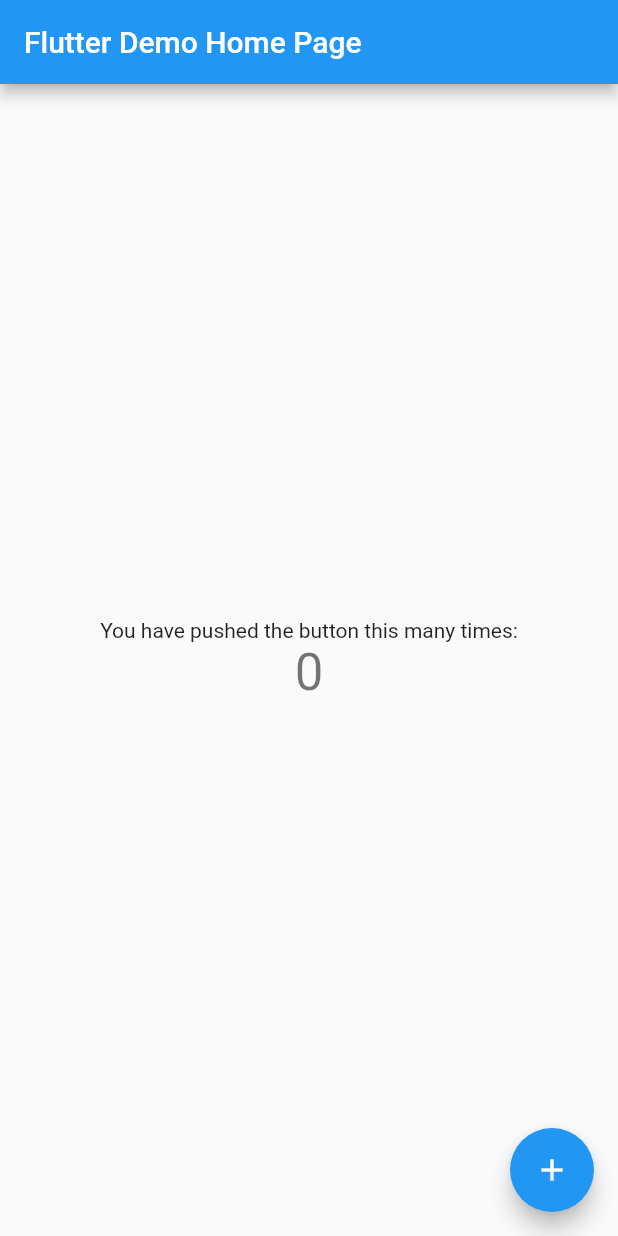
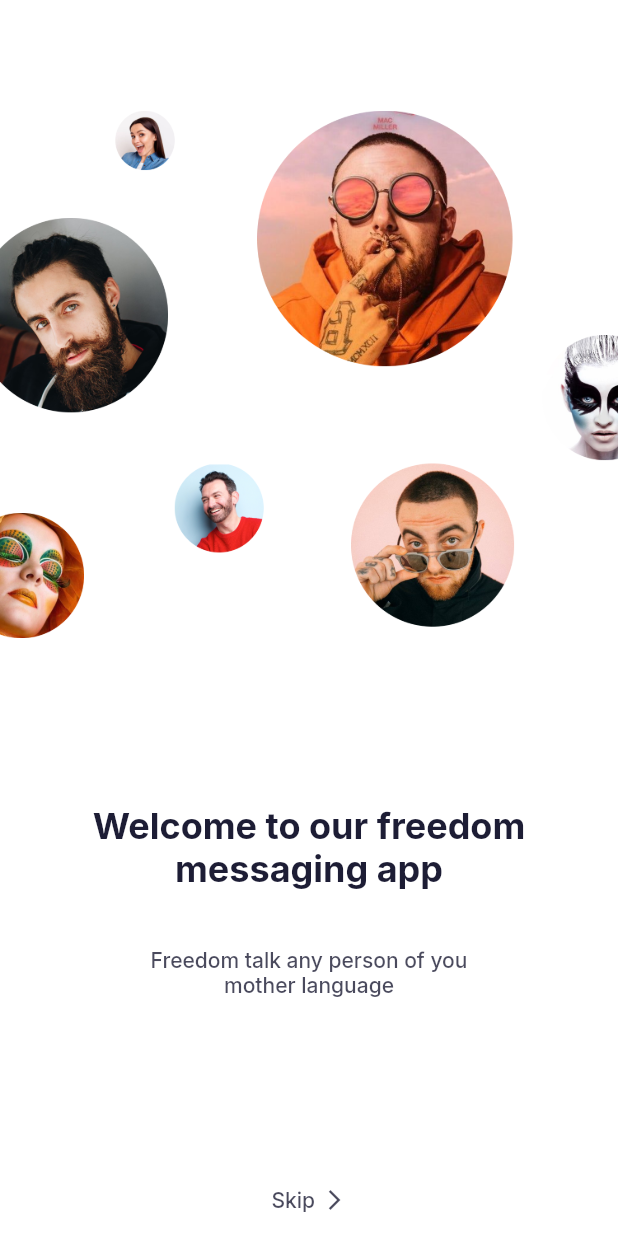
Before and after one commit to shindejayesharun/flutter_chat_app, a Flutter app: the screen it shows after launch, on a phone screen of 412 x 824 dp. Run offline on Flutter 3.47's test engine with Material 2 defaults, Android fonts, the phone set to English and light mode, and no system bars; our stand-ins replace google_fonts.

Commit message:
welcome screen added

```diff
--- a/lib/main.dart
+++ b/lib/main.dart
@@ -1,4 +1,6 @@
 import 'package:flutter/material.dart';
+import 'file:///C:/disk/project/flutter/flutter_chat_app/flutter_chat_app/lib/screens/welcome/welcome.dart';
+import 'package:flutter_chat_app/theme.dart';
 
 void main() {
   runApp(MyApp());
@@ -10,104 +12,10 @@ class MyApp extends StatelessWidget {
   Widget build(BuildContext context) {
     return MaterialApp(
       title: 'Flutter Demo',
-      theme: ThemeData(
-        // This is the theme of your application.
-        //
-        // Try running your application with "flutter run". You'll see the
-        // application has a blue toolbar. Then, without quitting the app, try
-        // changing the primarySwatch below to Colors.green and then invoke
-        // "hot reload" (press "r" in the console where you ran "flutter run",
-        // or simply save your changes to "hot reload" in a Flutter IDE).
-        // Notice that the counter didn't reset back to zero; the application
-        // is not restarted.
-        primarySwatch: Colors.blue,
-      ),
-      home: MyHomePage(title: 'Flutter Demo Home Page'),
+      debugShowCheckedModeBanner: false,
+      theme: lightThemeData(context),
+      darkTheme: darkThemeData(context),
+      home: WelcomeScreen(),
     );
   }
 }
-
-class MyHomePage extends StatefulWidget {
-  MyHomePage({Key key, this.title}) : super(key: key);
-
-  // This widget is the home page of your application. It is stateful, meaning
-  // that it has a State object (defined below) that contains fields that affect
-  // how it looks.
-
-  // This class is the configuration for the state. It holds the values (in this
-  // case the title) provided by the parent (in this case the App widget) and
-  // used by the build method of the State. Fields in a Widget subclass are
-  // always marked "final".
-
-  final String title;
-
-  @override
-  _MyHomePageState createState() => _MyHomePageState();
-}
-
-class _MyHomePageState extends State<MyHomePage> {
-  int _counter = 0;
-
-  void _incrementCounter() {
-    setState(() {
-      // This call to setState tells the Flutter framework that something has
-      // changed in this State, which causes it to rerun the build method below
-      // so that the display can reflect the updated values. If we changed
-      // _counter without calling setState(), then the build method would not be
-      // called again, and so nothing would appear to happen.
-      _counter++;
-    });
-  }
-
-  @override
-  Widget build(BuildContext context) {
-    // This method is rerun every time setState is called, for instance as done
-    // by the _incrementCounter method above.
-    //
-    // The Flutter framework has been optimized to make rerunning build methods
-    // fast, so that you can just rebuild anything that needs updating rather
-    // than having to individually change instances of widgets.
-    return Scaffold(
-      appBar: AppBar(
-        // Here we take the value from the MyHomePage object that was created by
-        // the App.build method, and use it to set our appbar title.
-        title: Text(widget.title),
-      ),
-      body: Center(
-        // Center is a layout widget. It takes a single child and positions it
-        // in the middle of the parent.
-        child: Column(
-          // Column is also a layout widget. It takes a list of children and
-          // arranges them vertically. By default, it sizes itself to fit its
-          // children horizontally, and tries to be as tall as its parent.
-          //
-          // Invoke "debug painting" (press "p" in the console, choose the
-          // "Toggle Debug Paint" action from the Flutter Inspector in Android
-          // Studio, or the "Toggle Debug Paint" command in Visual Studio Code)
-          // to see the wireframe for each widget.
-          //
-          // Column has various properties to control how it sizes itself and
-          // how it positions its children. Here we use mainAxisAlignment to
-          // center the children vertically; the main axis here is the vertical
-          // axis because Columns are vertical (the cross axis would be
-          // horizontal).
-          mainAxisAlignment: MainAxisAlignment.center,
-          children: <Widget>[
-            Text(
-              'You have pushed the button this many times:',
-            ),
-            Text(
-              '$_counter',
-              style: Theme.of(context).textTheme.headline4,
-            ),
-          ],
-        ),
-      ),
-      floatingActionButton: FloatingActionButton(
-        onPressed: _incrementCounter,
-        tooltip: 'Increment',
-        child: Icon(Icons.add),
-      ), // This trailing comma makes auto-formatting nicer for build methods.
-    );
-  }
-}
--- /dev/null
+++ b/lib/screens/singinOrSignup/singin_or_signup_screen.dart
@@ -0,0 +1,13 @@
+import 'package:flutter/material.dart';
+
+class SignInOrSignUpScreen extends StatefulWidget {
+  @override
+  _SignInOrSignUpScreenState createState() => _SignInOrSignUpScreenState();
+}
+
+class _SignInOrSignUpScreenState extends State<SignInOrSignUpScreen> {
+  @override
+  Widget build(BuildContext context) {
+    return Container();
+  }
+}
--- /dev/null
+++ b/lib/screens/welcome/welcome.dart
@@ -0,0 +1,77 @@
+import 'package:flutter/cupertino.dart';
+import 'package:flutter/material.dart';
+import 'package:flutter_chat_app/screens/singinOrSignup/singin_or_signup_screen.dart';
+
+import '../../constants.dart';
+
+class WelcomeScreen extends StatefulWidget {
+  @override
+  _WelcomeScreenState createState() => _WelcomeScreenState();
+}
+
+class _WelcomeScreenState extends State<WelcomeScreen> {
+  @override
+  Widget build(BuildContext context) {
+    return Scaffold(
+      body: SafeArea(
+        child: Column(
+          children: [
+            Spacer(
+              flex: 2,
+            ),
+            Image.asset("assets/images/welcome_image.png"),
+            Spacer(
+              flex: 3,
+            ),
+            Text(
+              "Welcome to our freedom \nmessaging app",
+              textAlign: TextAlign.center,
+              style: Theme.of(context)
+                  .textTheme
+                  .headline5
+                  .copyWith(fontWeight: FontWeight.bold),
+            ),
+            Spacer(),
+            Text(
+              "Freedom talk any person of you \nmother language",
+              textAlign: TextAlign.center,
+              style: Theme.of(context).textTheme.bodyText1.copyWith(
+                  color: Theme.of(context)
+                      .textTheme
+                      .bodyText1
+                      .color
+                      .withOpacity(0.8)),
+            ),
+            Spacer(
+              flex: 3,
+            ),
+            FittedBox(
+              child: TextButton(
+                onPressed: () => Navigator.push(
+                    context,
+                    MaterialPageRoute(
+                        builder: (context) => SignInOrSignUpScreen())),
+                child: Row(
+                  children: [
+                    Text(
+                      "Skip",
+                      style: Theme.of(context).textTheme.bodyText1.copyWith(
+                          color: Theme.of(context)
+                              .textTheme
+                              .bodyText1
+                              .color
+                              .withOpacity(0.8)),
+                    ),
+                    SizedBox(width: kDefaultPadding / 4),
+                    Icon(Icons.arrow_forward_ios,
+                    size: 16,color: Theme.of(context).textTheme.bodyText1.color.withOpacity(0.8),)
+                  ],
+                ),
+              ),
+            )
+          ],
+        ),
+      ),
+    );
+  }
+}
```
